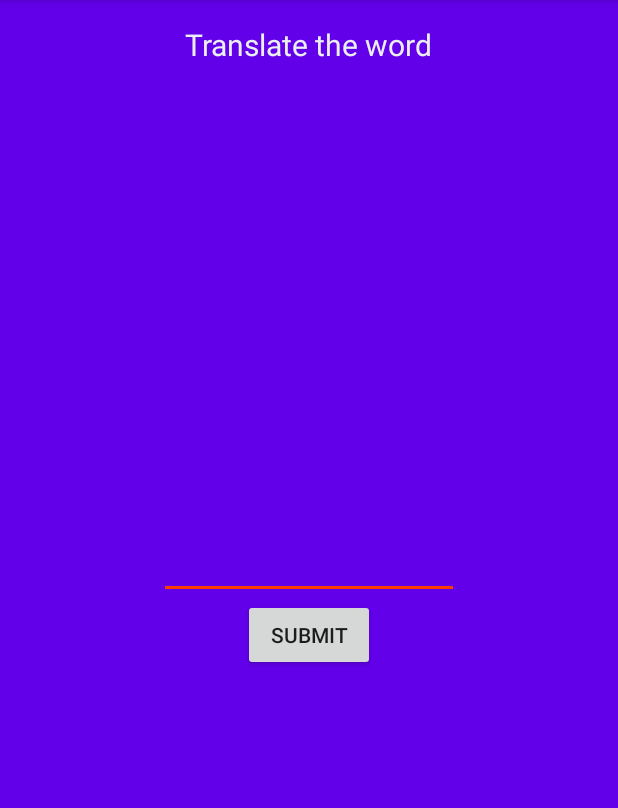
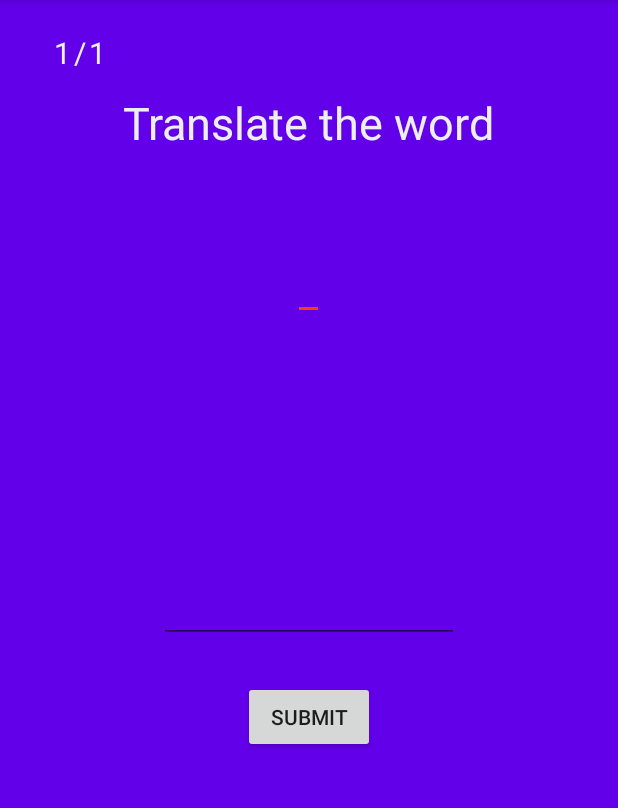
Before and after one commit to sanqa/BetterEnglish, an Android app: the DirectlyModeActivity screen opened directly, with no data from a screen before it, on a phone screen of 412 x 824 dp, the part 84-892 px from its top. Run offline under Robolectric (Android 15) with nearby library versions, the phone set to English and light mode, and no system bars; our stand-ins replace ButterKnife; 6 statements that could not run were skipped.

Commit message:
Directly mode class edited

```diff
--- a/app/src/main/java/com/bionic/sasha/betterenglish/traineeModes/DirectlyModeActivity.java
+++ b/app/src/main/java/com/bionic/sasha/betterenglish/traineeModes/DirectlyModeActivity.java
@@ -1,16 +1,100 @@
 package com.bionic.sasha.betterenglish.traineeModes;
 
+import android.database.Cursor;
+import android.database.sqlite.SQLiteDatabase;
 import android.support.v7.app.AppCompatActivity;
 import android.os.Bundle;
+import android.util.Log;
+import android.view.View;
+import android.widget.Button;
+import android.widget.EditText;
 
 import com.bionic.sasha.betterenglish.R;
+import com.bionic.sasha.betterenglish.db.TranslateDBHelper;
+import com.bionic.sasha.betterenglish.db.TranslateReaderDB;
+
+import java.util.Random;
+
+import butterknife.BindView;
+import butterknife.ButterKnife;
+import butterknife.OnClick;
+import static com.bionic.sasha.betterenglish.R.id.btnSubmit;
 
 public class DirectlyModeActivity extends AppCompatActivity {
+
+    TranslateDBHelper dbHelper;
+
+    public int allCount;
+    private int correctAnswers = 0;
+    public int currentCount = 1;
+    public String answerM3 = "";
+
+    @BindView(R.id.btnSubmit)
+    Button btnSubmit;
+
+    @BindView(R.id.seeWord)
+    EditText seeWord;
+
+    @BindView(R.id.giveTheAnswer)
+    EditText giveTheAnswer;
+
+    @BindView(R.id.current_mode_3)
+    EditText traineeWords3;
+
+    @BindView(R.id.all_mode_3)
+    EditText allWords3;
+
 
     @Override
     protected void onCreate(Bundle savedInstanceState) {
         super.onCreate(savedInstanceState);
         setContentView(R.layout.activity_directly_mode);
 
+        ButterKnife.bind(this);
+
+        dbHelper = new TranslateDBHelper(this);
+
+        allCount = 10;
+
+        traineeWords3.setText(" " + currentCount);
+        allWords3.setText(" " + allCount);
+
+        answerM3 = workingWithDB();
     }
+
+    public String workingWithDB() {
+        Random random = new Random();
+        String answerM3 = "";
+
+        String selection3 = "mode3 < 4";
+        int count = 0;
+        int position;
+
+
+        SQLiteDatabase database = dbHelper.getWritableDatabase();
+        Cursor c = database.query(TranslateReaderDB.TranslateTexts.TABLE_NEW_WORD_NAME, null, selection3, null, null, null, null);
+
+        if (c != null){
+            if (c.moveToFirst()){
+                do {
+                    count++;
+                   }while (c.moveToFirst()) ;
+                }
+                 c.moveToFirst();
+                }
+                if (c != null);{
+            position = random.nextInt(count);
+            Log.d("pos",String.valueOf(position));
+            c.moveToPosition(position);
+            Log.d("used",String.valueOf(position));
+
+            seeWord.setText(c.getString(c.getColumnIndex(TranslateReaderDB.TranslateTexts.COLUMN_WORD_RU)));
+            answerM3 = c.getString(c.getColumnIndex(TranslateReaderDB.TranslateTexts.COLUMN_WORD_EN));
+            }
+            database.close();
+        return answerM3;
+
+    }
+
+
 }
--- a/app/src/main/java/com/bionic/sasha/betterenglish/traineeModes/WordTranslateActivity.java
+++ b/app/src/main/java/com/bionic/sasha/betterenglish/traineeModes/WordTranslateActivity.java
@@ -76,7 +76,7 @@ public class WordTranslateActivity extends AppCompatActivity {
 
         allCount = 10; //количество изучений за один проход тренировки
 
-        traineeWords.setText("" + currentCount); // заполняю №текущего слова и предідущий параметр
+        traineeWords.setText("" + currentCount); // заполняю №текущего слова и предыдущий параметр
         allWords.setText("" + allCount);
 
         answer = workingWithDB();
--- a/app/src/main/res/layout/activity_directly_mode.xml
+++ b/app/src/main/res/layout/activity_directly_mode.xml
@@ -13,6 +13,39 @@
     android:orientation="vertical">
     <LinearLayout
         android:layout_width="match_parent"
+        android:layout_height="40dp"
+        android:orientation="horizontal"
+        android:layout_marginTop="5dp">
+        <TextView
+            android:id="@+id/current_mode_3"
+            android:layout_width="wrap_content"
+            android:layout_height="wrap_content"
+            android:gravity="center"
+            android:layout_marginLeft="20dp"
+            android:textColor="@color/our_background1"
+            android:text="1"
+            android:textSize="20dp"/>
+        <TextView
+            android:layout_width="wrap_content"
+            android:layout_height="wrap_content"
+            android:layout_marginLeft="2dp"
+            android:textColor="@color/our_background1"
+            android:text="/"
+            android:textSize="20dp"
+            />
+        <TextView
+            android:id="@+id/all_mode_3"
+            android:layout_width="wrap_content"
+            android:layout_height="wrap_content"
+            android:layout_marginLeft="2dp"
+            android:textColor="@color/our_background1"
+            android:textSize="20dp"
+            android:text="1"/>
+    </LinearLayout>
+
+
+    <LinearLayout
+        android:layout_width="match_parent"
         android:layout_height="wrap_content"
         android:gravity="center"
         >
@@ -21,9 +54,10 @@
             android:layout_height="wrap_content"
             android:text="@string/mode3_head"
             android:textColor="@color/our_background1"
-            android:textSize="20dp"/>
+            android:textSize="30dp"/>
     </LinearLayout>
-    <TextView
+    <EditText
+        android:id="@+id/seeWord"
         android:layout_width="wrap_content"
         android:layout_height="wrap_content"
         android:textColor="@color/our_background1"
@@ -31,16 +65,20 @@
         android:layout_gravity="center"
         android:layout_marginTop="50dp"/>
     <EditText
+        android:id="@+id/giveTheAnswer"
         android:layout_width="200dp"
         android:layout_height="wrap_content"
         android:layout_gravity="center"
-        android:layout_marginTop="220dp"
+        android:layout_marginTop="170dp"
         android:textColor="@color/our_background1"/>
     <Button
+        android:id="@+id/btnSubmit"
         android:layout_width="wrap_content"
         android:layout_height="wrap_content"
         android:layout_gravity="center"
-        android:text="@string/submit_button"/>
+        android:layout_marginTop="25dp"
+        android:text="@string/submit_button"
+        android:onClick="onClick"/>
 
 
 
```
